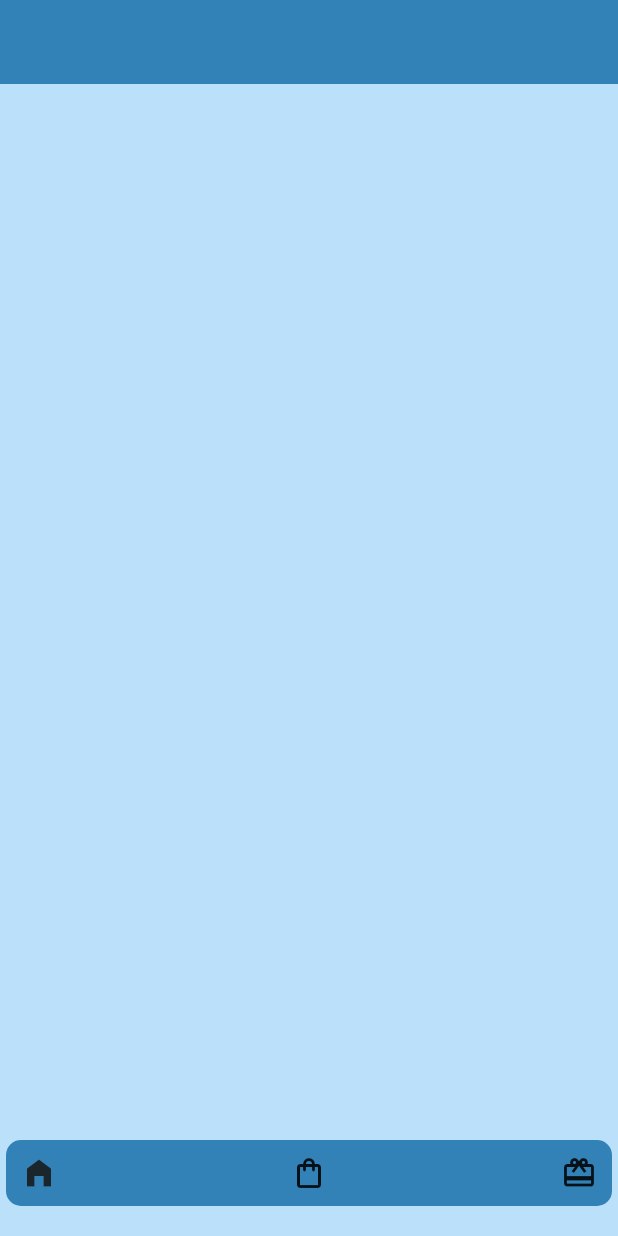
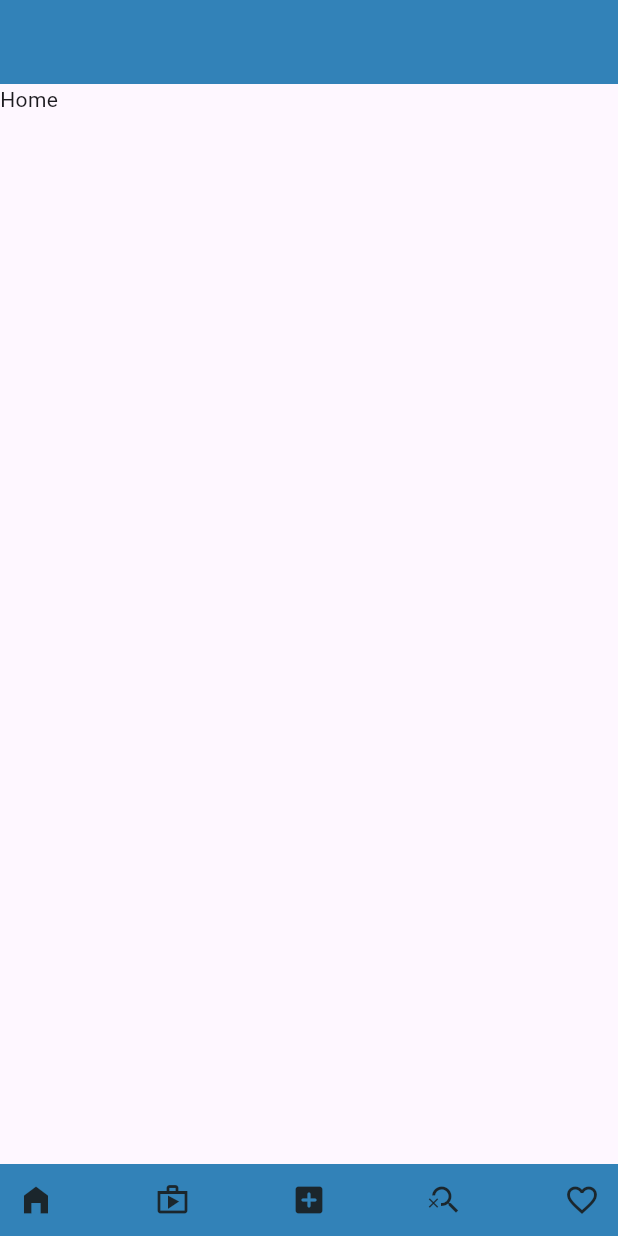
Before and after one commit to Aliabbas9870/ShopFlutter_Provider_app, a Flutter app: the screen it shows after launch, on a phone screen of 412 x 824 dp. Run offline on Flutter 3.47's test engine with Material 3 defaults, Android fonts, the phone set to English and light mode, and no system bars; our stand-ins replace get.

Commit message:
bottom done

```diff
--- /dev/null
+++ b/lib/common/bottom_nav_bar_widget.dart
@@ -0,0 +1,24 @@
+import 'package:flutter/material.dart';
+import 'package:provider/provider.dart';
+import 'package:shopapp/common/colors.dart';
+import 'package:shopapp/provider/main_view_provider.dart';
+
+class BottomNavBarWidget extends StatelessWidget {
+  const BottomNavBarWidget({super.key, this.icon, this.onTap});
+
+  final void Function()? onTap;
+  final IconData? icon;
+
+  @override
+  Widget build(BuildContext context) {
+    final provide=Provider.of<MainViewProvider>(context);
+    return InkWell(
+      onTap: onTap,
+      hoverColor: AppColor.third,
+      child: Icon(
+        icon,
+        color:  AppColor.primary,
+      ),
+    );
+  }
+}
--- /dev/null
+++ b/lib/common/bottom_navbar.dart
@@ -0,0 +1,72 @@
+import 'package:flutter/material.dart';
+import 'package:provider/provider.dart';
+import 'package:shopapp/common/bottom_nav_bar_widget.dart';
+import 'package:shopapp/common/colors.dart';
+import 'package:shopapp/provider/main_view_provider.dart';
+
+class BottomNavBar extends StatelessWidget {
+  const BottomNavBar({
+    super.key,
+  });
+
+  @override
+  Widget build(BuildContext context) {
+    return
+    Consumer<MainViewProvider>(builder: (context,provid,child){
+      return
+    SafeArea(
+
+      child: Container(
+        margin: EdgeInsets.all(2),
+        padding: EdgeInsets.symmetric(horizontal: 10.0, vertical: 10),
+        decoration: BoxDecoration(
+          borderRadius: BorderRadius.circular(10),
+          color: AppColor.third,
+        ),
+        child: Row(
+          mainAxisAlignment: MainAxisAlignment.spaceBetween,
+          children: [
+            BottomNavBarWidget(
+              icon: provid.pageIndex == 0
+                  ? Icons.home_filled
+                  : Icons.home_outlined,
+              onTap: () {
+                provid.pageIdex = 0;
+              },
+            ),
+            BottomNavBarWidget(
+              onTap: () {
+                provid.pageIdex = 1;
+              },
+              icon: provid.pageIndex == 1
+                  ? Icons.shop_rounded
+                  : Icons.shop_outlined,
+            ),
+            BottomNavBarWidget(
+              onTap: () {
+                provid.pageIdex = 2;
+              },
+              icon:
+                  provid.pageIndex == 2 ? Icons.add : Icons.add_box_rounded,
+            ),
+            BottomNavBarWidget(
+              onTap: () {
+                provid.pageIdex = 3;
+              },
+              icon: provid.pageIndex == 3 ? Icons.search : Icons.search_off,
+            ),
+            BottomNavBarWidget(
+              onTap: () {
+                provid.pageIdex = 4;
+              },
+                   icon: provid.pageIndex == 4
+                  ? Icons.favorite
+                  : Icons.favorite_border,
+            ),
+          ],
+        ),
+      ),
+    );
+    });
+  }
+}
--- a/lib/main.dart
+++ b/lib/main.dart
@@ -1,6 +1,8 @@
 import 'package:flutter/material.dart';
 import 'package:get/get.dart';
+import 'package:provider/provider.dart';
 import 'package:shopapp/common/colors.dart';
+import 'package:shopapp/provider/main_view_provider.dart';
 import 'package:shopapp/views/splash_view.dart';
 
 void main() {
@@ -12,13 +14,19 @@ class MyApp extends StatelessWidget {
 
   @override
   Widget build(BuildContext context) {
-    return GetMaterialApp(
-      title: 'Shop App',
-      theme: ThemeData(
-        primaryColor: AppColor.primary,
-        useMaterial3: true,
+    return MultiProvider(
+      providers: [
+        ChangeNotifierProvider(create: (context) => MainViewProvider()),
+      ],
+      child: GetMaterialApp(
+        debugShowCheckedModeBanner: false,
+        title: 'Shop App',
+        theme: ThemeData(
+          primaryColor: AppColor.primary,
+          useMaterial3: true,
+        ),
+        home: const SplashView(),
       ),
-      home: const SplashView(),
     );
   }
 }
--- /dev/null
+++ b/lib/provider/main_view_provider.dart
@@ -0,0 +1,10 @@
+import 'package:flutter/material.dart';
+
+class MainViewProvider with ChangeNotifier {
+  int _pageIndex = 0;
+  int get pageIndex => _pageIndex;
+  set pageIdex(int newIndex) {
+    _pageIndex = newIndex;
+    notifyListeners();
+  }
+}
--- a/lib/views/home_view.dart
+++ b/lib/views/home_view.dart
@@ -1,5 +1,4 @@
 import 'package:flutter/material.dart';
-import 'package:shopapp/common/colors.dart';
 
 class HomeView extends StatefulWidget {
   const HomeView({super.key});
@@ -12,31 +11,5 @@ class _HomeViewState extends State<HomeView> {
   @override
   Widget build(BuildContext context) {
     return Scaffold(
-      backgroundColor: AppColor.bg,
-      appBar: AppBar(
-        backgroundColor: AppColor.third,
-      ),
-      body: Container(),
-      floatingActionButtonLocation: FloatingActionButtonLocation.centerFloat,
-      floatingActionButton: Container(
-        margin: EdgeInsets.all(4),
-        padding: EdgeInsets.symmetric(horizontal: 10.0, vertical: 10),
-        decoration: BoxDecoration(
-          borderRadius: BorderRadius.circular(10),
-          color: AppColor.third,
-        ),
-        child: Row(
-          mainAxisAlignment: MainAxisAlignment.spaceBetween,
-          children: [
-            Icon(
-              Icons.home_filled,
-              color: AppColor.primary,
-            ),
-            Icon(Icons.shopping_bag_outlined),
-            Icon(Icons.card_giftcard_outlined)
-          ],
-        ),
-      ),
-    );
-  }
-}
+      body: Text("Home"),
+    );}}
--- /dev/null
+++ b/lib/views/main_view.dart
@@ -0,0 +1,39 @@
+import 'package:flutter/material.dart';
+import 'package:provider/provider.dart';
+import 'package:shopapp/common/bottom_navbar.dart';
+import 'package:shopapp/common/colors.dart';
+import 'package:shopapp/provider/main_view_provider.dart';
+import 'package:shopapp/views/cart_view.dart';
+import 'package:shopapp/views/favourit_view.dart';
+import 'package:shopapp/views/home_view.dart';
+import 'package:shopapp/views/search_view.dart';
+
+class MainView extends StatefulWidget {
+  const MainView({super.key});
+  @override
+  State<MainView> createState() => _MainViewState();
+}
+
+class _MainViewState extends State<MainView> {
+  List<Widget> pageList = [
+    HomeView(),
+    CartView(),
+    HomeView(),
+    SearchView(),
+    FavouritView(),
+  ];
+
+  @override
+  Widget build(BuildContext context) {
+    return Consumer<MainViewProvider>(builder: (context, provid, child) {
+      return Scaffold(
+        backgroundColor: AppColor.third,
+        appBar: AppBar(
+          backgroundColor: AppColor.third,
+        ),
+        body: pageList[provid.pageIndex],
+        bottomNavigationBar: BottomNavBar(),
+      );
+    });
+  }
+}
--- a/lib/views/splash_view.dart
+++ b/lib/views/splash_view.dart
@@ -3,7 +3,7 @@ import 'dart:async';
 import 'package:flutter/material.dart';
 import 'package:get/get.dart';
 import 'package:shopapp/common/colors.dart';
-import 'package:shopapp/views/home_view.dart';
+import 'package:shopapp/views/main_view.dart';
 
 class SplashView extends StatefulWidget {
   const SplashView({super.key});
@@ -17,7 +17,7 @@ class _SplashViewState extends State<SplashView> {
   void initState() {
     super.initState();
     Timer(Duration(seconds: 3), () {
-      Get.off(() => HomeView(),
+      Get.off(() => MainView(),
           transition: Transition.leftToRightWithFade,
           duration: Duration(seconds: 3));
     });
```
Also changed, not shown: lib/views/cart_view.dart (added, +15 -0 lines), lib/views/favourit_view.dart (added, +17 -0 lines), lib/views/search_view.dart (added, +12 -0 lines).
